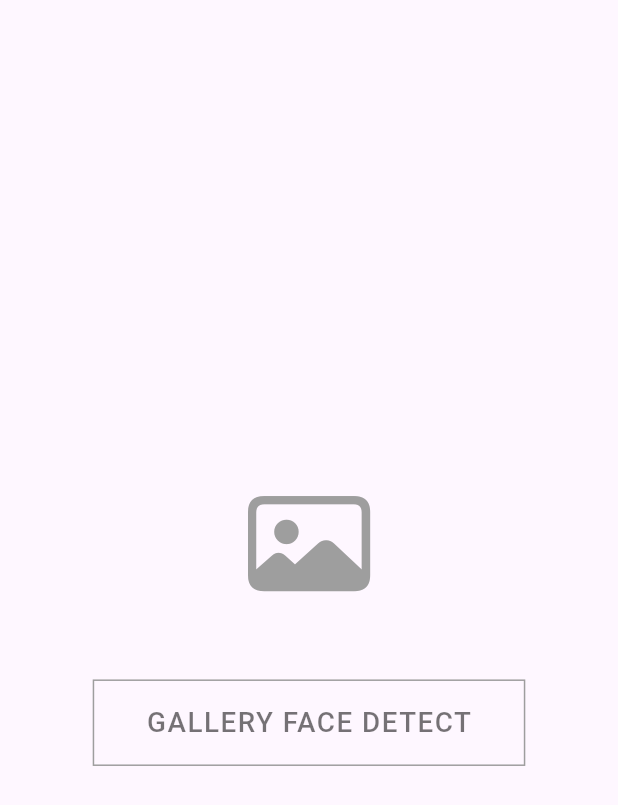
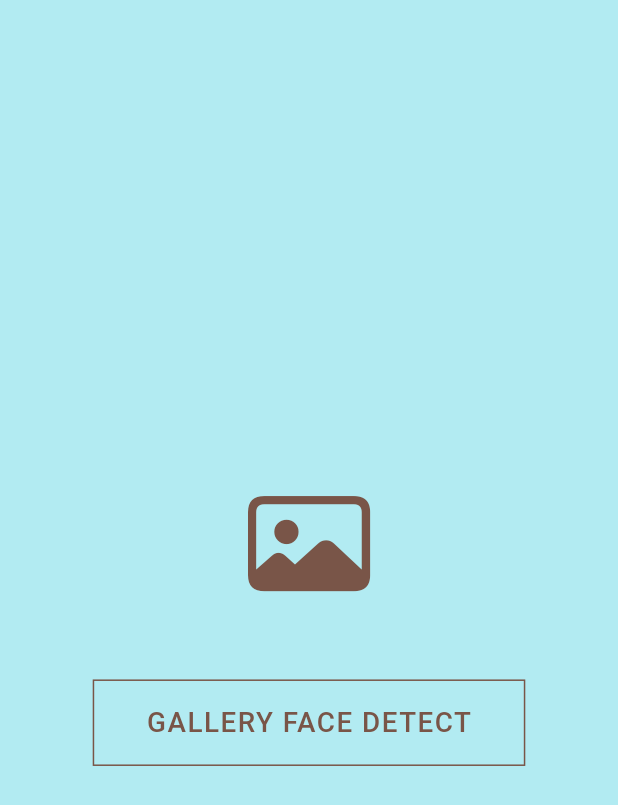
Before and after one commit to AbdulRahmanFares/gallery_face_detect, a Flutter app: the screen it shows after launch, on a phone screen of 412 x 824 dp. Shown: the top 805 px of the screen. Run offline on Flutter 3.47's test engine with Material 3 defaults, Android fonts, the phone set to English and light mode, and no system bars; our stand-ins replace image_picker; missing offline and left inert: colorful_safe_area, google_ml_kit.

Commit message:
Home button and loading page modification

```diff
--- a/lib/screens/home_page.dart
+++ b/lib/screens/home_page.dart
@@ -55,11 +55,66 @@ class _HomePageState extends State<HomePage> {
     final screenWidth = MediaQuery.of(context).size.width;
 
     return ColorfulSafeArea(
-      color: Colors.white,
+      color: Colors.cyan.shade100,
       child: Scaffold(
+        backgroundColor: Colors.cyan.shade100,
+        appBar: isLoading
+          ? null
+          : (imageFile == null)
+            ? null
+            : AppBar(
+              backgroundColor: Colors.cyan.shade100,
+              toolbarHeight: screenHeight * 0.1,
+              actions: [
+                Container(
+                  margin: EdgeInsets.all(screenWidth * 0.03),
+                  height: screenHeight * 0.07,
+                  width: screenHeight * 0.07,
+                  decoration: BoxDecoration(
+                    color: Colors.white,
+                    borderRadius: BorderRadius.circular(screenWidth)
+                  ),
+                  child: IconButton(
+                    onPressed: () {
+                      Navigator.pushReplacement(context, MaterialPageRoute(
+                        builder: (context) => const HomePage() // Go back to home page when clicked
+                      ));
+                    },
+                    icon: Icon(
+                      Icons.home,
+                      color: Colors.brown,
+                      size: screenWidth * 0.07
+                    )
+                  )
+                )
+              ]
+            ),
         body: isLoading
-          ? const Center(
-            child: CircularProgressIndicator()
+          ? Center(
+            child: Column(
+              mainAxisAlignment: MainAxisAlignment.center,
+              children: [
+                Text(
+                  "UPLOADING IMAGE",
+                  style: TextStyle(
+                    fontSize: screenWidth * 0.04,
+                    color: Colors.brown,
+                    fontWeight: FontWeight.w500,
+                    letterSpacing: 1
+                  )
+                ),
+                SizedBox(
+                  height: screenHeight * 0.025
+                ),
+
+                // Loading screen indicator
+                CircularProgressIndicator(
+                  color: Colors.brown,
+                  backgroundColor: Colors.cyan.shade100,
+                  strokeWidth: screenWidth * 0.01,
+                )
+              ]
+            )
           )
           : (imageFile == null)
             ? Center(
@@ -71,7 +126,7 @@ class _HomePageState extends State<HomePage> {
                     icon: Icon(
                       CupertinoIcons.photo,
                       size: screenHeight * 0.1,
-                      color: Colors.grey
+                      color: Colors.brown
                     )
                   ),
                   SizedBox(
@@ -82,7 +137,7 @@ class _HomePageState extends State<HomePage> {
                     width: screenWidth * 0.7,
                     decoration: BoxDecoration(
                       border: Border.all(
-                        color: Colors.grey
+                        color: Colors.brown
                       )
                     ),
                     alignment: Alignment.center,
@@ -90,7 +145,7 @@ class _HomePageState extends State<HomePage> {
                       "GALLERY FACE DETECT",
                       style: TextStyle(
                         fontSize: screenWidth * 0.045,
-                        color: Colors.black54,
+                        color: Colors.brown,
                         fontWeight: FontWeight.w500,
                         letterSpacing: 1
                       )
```
